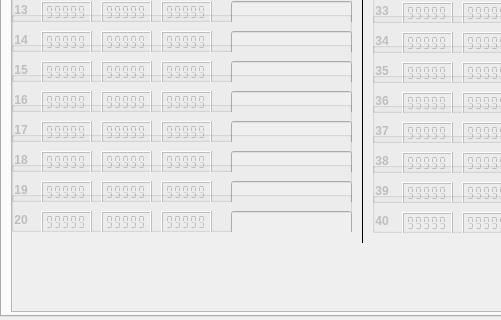
This is ui/helper.ui in L2S-lab/natnet_ros2 as Qt 5 draws it before an edit; both pictures show x 0 to 501 and y 404 to 724 of the 731 by 724 pixel window. The edited form follows.
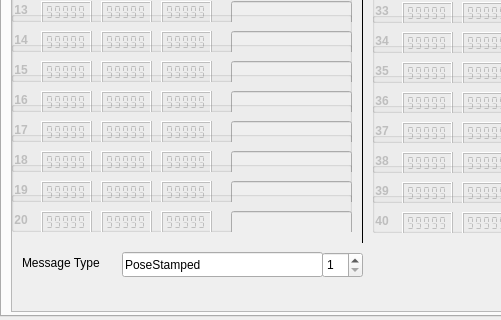
This is the edited form. The open tabs and pages were chosen to show the change.

The edit to the form file:
```diff
--- a/ui/helper.ui
+++ b/ui/helper.ui
@@ -5406,6 +5406,75 @@
               </widget>
              </widget>
             </widget>
+            <widget class="QLabel" name="label_14">
+             <property name="geometry">
+              <rect>
+               <x>10</x>
+               <y>630</y>
+               <width>111</width>
+               <height>21</height>
+              </rect>
+             </property>
+             <property name="font">
+              <font>
+               <weight>50</weight>
+               <bold>false</bold>
+              </font>
+             </property>
+             <property name="text">
+              <string>Message Type</string>
+             </property>
+            </widget>
+            <widget class="QSpinBox" name="msg_type_spin">
+             <property name="enabled">
+              <bool>true</bool>
+             </property>
+             <property name="geometry">
+              <rect>
+               <x>310</x>
+               <y>630</y>
+               <width>41</width>
+               <height>26</height>
+              </rect>
+             </property>
+             <property name="font">
+              <font>
+               <weight>50</weight>
+               <bold>false</bold>
+              </font>
+             </property>
+             <property name="readOnly">
+              <bool>false</bool>
+             </property>
+             <property name="minimum">
+              <number>1</number>
+             </property>
+             <property name="maximum">
+              <number>2</number>
+             </property>
+            </widget>
+            <widget class="QLineEdit" name="textMsgType">
+             <property name="geometry">
+              <rect>
+               <x>110</x>
+               <y>630</y>
+               <width>201</width>
+               <height>25</height>
+              </rect>
+             </property>
+             <property name="font">
+              <font>
+               <weight>50</weight>
+               <bold>false</bold>
+              </font>
+             </property>
+             <property name="text">
+              <string>PoseStamped</string>
+             </property>
+             <property name="readOnly">
+              <bool>true</bool>
+             </property>
+            </widget>
            </widget>
           </widget>
          </item>
```
Left out of the diff: 19 changed lines with no effect on the pictures.
